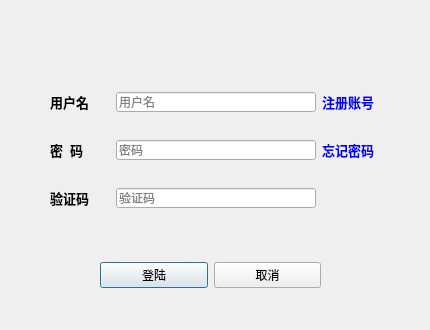
Above: login/login.ui from angeiv/myMusicPlayer before the change. Below: the same form after it.
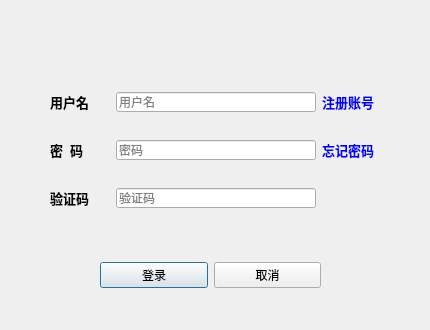
That is the form after the change. Icons and pictures are not drawn.

```diff
--- a/login/login.ui
+++ b/login/login.ui
@@ -218,7 +218,7 @@
        <cursorShape>PointingHandCursor</cursorShape>
       </property>
       <property name="text">
-       <string>登陆</string>
+       <string>登录</string>
       </property>
      </widget>
     </item>
```
Left out of the diff: 2 changed lines with no effect on the pictures.
